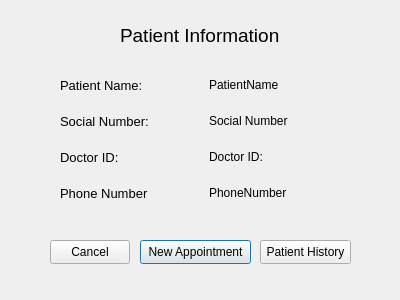
This is GroupFour_DoctorsOffice/patientpage.ui in KittimasakBunrat/GroupFour_DoctorsOffice as Qt 5 draws it before an edit. The edited form follows.
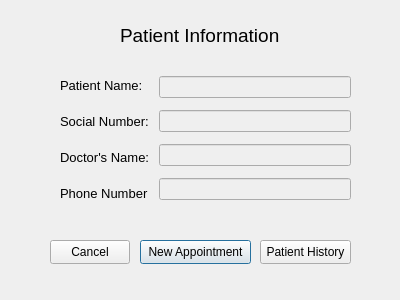
This is the edited form.

```diff
--- a/GroupFour_DoctorsOffice/patientpage.ui
+++ b/GroupFour_DoctorsOffice/patientpage.ui
@@ -105,7 +105,7 @@
          </font>
         </property>
         <property name="text">
-         <string>Doctor ID: </string>
+         <string>Doctor's Name: </string>
         </property>
        </widget>
       </item>
@@ -127,30 +127,30 @@
     <item>
      <layout class="QVBoxLayout" name="verticalLayout_2">
       <item>
-       <widget class="QLabel" name="label_PatientName">
-        <property name="text">
-         <string>PatientName</string>
+       <widget class="QLineEdit" name="edit_PatientName">
+        <property name="enabled">
+         <bool>false</bool>
         </property>
        </widget>
       </item>
       <item>
-       <widget class="QLabel" name="label_SocialNumber">
-        <property name="text">
-         <string>Social Number</string>
+       <widget class="QLineEdit" name="edit_SocialNumber">
+        <property name="enabled">
+         <bool>false</bool>
         </property>
        </widget>
       </item>
       <item>
-       <widget class="QLabel" name="label_DoctorID">
-        <property name="text">
-         <string>Doctor ID: </string>
+       <widget class="QLineEdit" name="edit_DoctorsName">
+        <property name="enabled">
+         <bool>false</bool>
         </property>
        </widget>
       </item>
       <item>
-       <widget class="QLabel" name="label_PhoneNumber">
-        <property name="text">
-         <string>PhoneNumber</string>
+       <widget class="QLineEdit" name="edit_PhoneNumber">
+        <property name="enabled">
+         <bool>false</bool>
         </property>
        </widget>
       </item>
```
